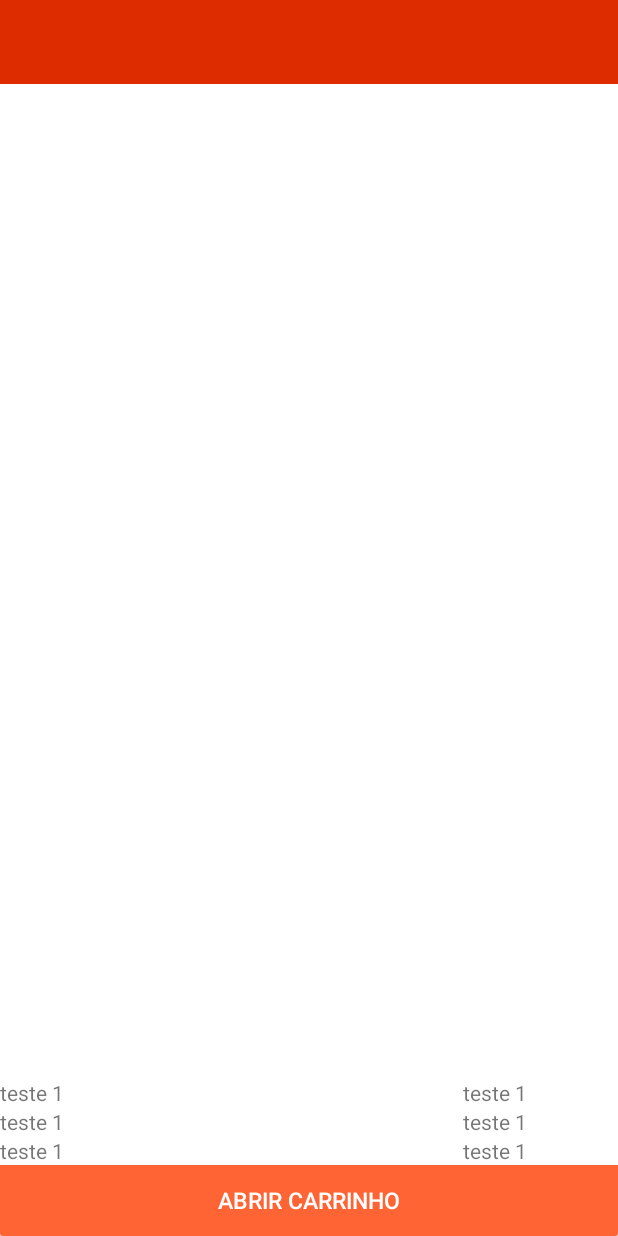
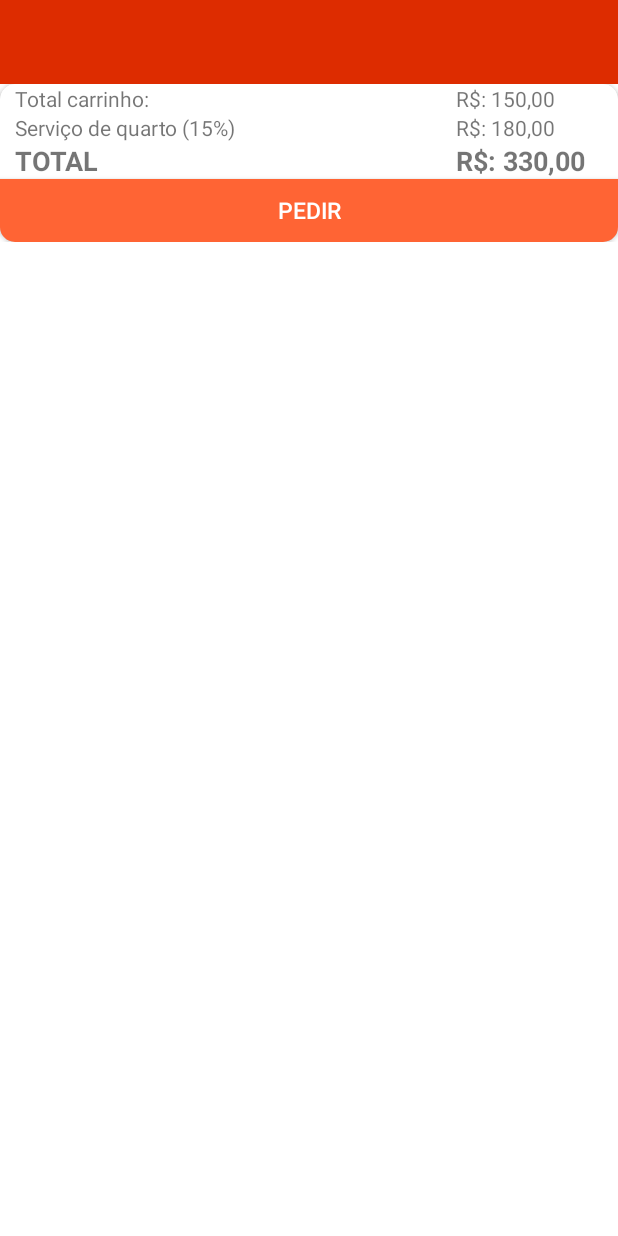
Before and after one commit to limallucas96/hoteliva, an Android app: the CartActivity screen opened directly, with no data from a screen before it, on a phone screen of 412 x 824 dp. Run offline under Robolectric (Android 15) with nearby library versions, the phone set to English and light mode, and no system bars; our stand-ins replace ButterKnife.

Commit message:
cart activity and cart item layout adjustments

```diff
--- a/app/src/main/res/layout/activity_cart.xml
+++ b/app/src/main/res/layout/activity_cart.xml
@@ -1,5 +1,5 @@
 <?xml version="1.0" encoding="utf-8"?>
-<FrameLayout xmlns:android="http://schemas.android.com/apk/res/android"
+<LinearLayout xmlns:android="http://schemas.android.com/apk/res/android"
     xmlns:app="http://schemas.android.com/apk/res-auto"
     xmlns:tools="http://schemas.android.com/tools"
     android:layout_width="match_parent"
@@ -15,27 +15,28 @@
         app:theme="@style/AppToolbar.Dark.Back"
         tools:targetApi="lollipop">
 
-        <TextView
-            android:id="@+id/title"
+    </android.support.v7.widget.Toolbar>
+
+    <FrameLayout
+        android:layout_width="match_parent"
+        android:layout_height="wrap_content">
+
+        <LinearLayout
             android:layout_width="wrap_content"
-            android:layout_height="wrap_content"
-            android:layout_gravity="center"
-            android:textColor="@android:color/white"
-            android:textSize="18sp"
-            android:textStyle="bold"
-            tools:text="Deliva" />
-
-    </android.support.v7.widget.Toolbar>
+            android:layout_height="match_parent"
+            android:orientation="vertical">
 
             <LinearLayout
                 android:layout_width="match_parent"
-        android:layout_height="50dp"
+                android:layout_height="40dp"
+                android:layout_marginLeft="10dp"
+                android:layout_marginRight="10dp"
                 android:orientation="horizontal">
 
                 <TextView
                     android:id="@+id/summary"
                     android:layout_width="0dp"
-            android:layout_height="wrap_content"
+                    android:layout_height="match_parent"
                     android:layout_gravity="center"
                     android:layout_weight="3"
                     android:textColor="@android:color/black"
@@ -45,11 +46,13 @@
 
 
                 <TextView
+
                     android:id="@+id/options"
                     android:layout_width="0dp"
-            android:layout_height="wrap_content"
+                    android:layout_height="match_parent"
+                    android:layout_gravity="center"
                     android:layout_weight="1"
-            android:gravity="bottom"
+                    android:gravity="center|bottom|end"
                     android:textColor="@android:color/black"
                     android:textSize="18sp"
                     android:textStyle="bold"
@@ -57,16 +60,11 @@
 
             </LinearLayout>
 
-    <LinearLayout
-        android:layout_width="wrap_content"
-        android:layout_height="match_parent"
-        android:orientation="vertical">
-
             <android.support.v7.widget.RecyclerView
                 android:id="@+id/recycle_view"
                 android:layout_width="wrap_content"
                 android:layout_height="match_parent"
-            tools:listitem="@layout/view_item_order_menu" />
+                tools:listitem="@layout/view_item_cart" />
 
 
         </LinearLayout>
@@ -80,7 +78,8 @@
 
             <android.support.v7.widget.CardView
                 android:layout_width="match_parent"
-            android:layout_height="105dp">
+                android:layout_height="105dp"
+                app:cardCornerRadius="10dp">
 
                 <LinearLayout
                     android:layout_width="match_parent"
@@ -90,57 +89,69 @@
                     <LinearLayout
                         android:layout_width="match_parent"
                         android:layout_height="wrap_content"
+                        android:layout_marginLeft="10dp"
+                        android:layout_marginRight="10dp"
                         android:orientation="horizontal">
 
                         <TextView
                             android:layout_width="0dp"
                             android:layout_height="wrap_content"
                             android:layout_weight="3"
-                        android:text="teste 1" />
+                            android:text="Total carrinho:" />
 
                         <TextView
                             android:layout_width="0dp"
                             android:layout_height="wrap_content"
                             android:layout_weight="1"
-                        android:text="teste 1" />
+                            android:text="R$: 150,00" />
 
                     </LinearLayout>
 
                     <LinearLayout
                         android:layout_width="match_parent"
                         android:layout_height="wrap_content"
+                        android:layout_marginLeft="10dp"
+                        android:layout_marginRight="10dp"
                         android:orientation="horizontal">
 
                         <TextView
                             android:layout_width="0dp"
                             android:layout_height="wrap_content"
                             android:layout_weight="3"
-                        android:text="teste 1" />
+                            android:text="Serviço de quarto (15%)" />
 
                         <TextView
                             android:layout_width="0dp"
                             android:layout_height="wrap_content"
                             android:layout_weight="1"
-                        android:text="teste 1" />
+                            android:text="R$: 180,00" />
 
                     </LinearLayout>
 
                     <LinearLayout
                         android:layout_width="match_parent"
                         android:layout_height="wrap_content"
+                        android:layout_marginLeft="10dp"
+                        android:layout_marginRight="10dp"
                         android:orientation="horizontal">
 
                         <TextView
                             android:layout_width="0dp"
                             android:layout_height="wrap_content"
                             android:layout_weight="3"
-                        android:text="teste 1" />
+                            android:textSize="18sp"
+                            android:textStyle="bold"
+                            android:textAllCaps="true"
+                            android:text="Total" />
 
                         <TextView
                             android:layout_width="0dp"
                             android:layout_height="wrap_content"
                             android:layout_weight="1"
-                        android:text="teste 1" />
+                            android:textSize="18sp"
+                            android:textStyle="bold"
+                            android:textAllCaps="true"
+                            android:text="R$: 330,00" />
 
                     </LinearLayout>
 
@@ -151,7 +162,7 @@
                         android:layout_height="wrap_content"
                         android:background="@color/colorAccent"
                         android:gravity="center"
-                    android:text="Abrir carrinho"
+                        android:text="pedir"
                         android:textAllCaps="true"
                         android:textColor="@android:color/white"
                         android:textSize="15sp" />
@@ -163,4 +174,7 @@
 
         </FrameLayout>
 
+
     </FrameLayout>
+
+</LinearLayout>
```
Also changed, not shown: app/src/main/res/layout/view_item_cart.xml (+62 -15 lines). Lines whose indentation alone changed are shown as unchanged.
